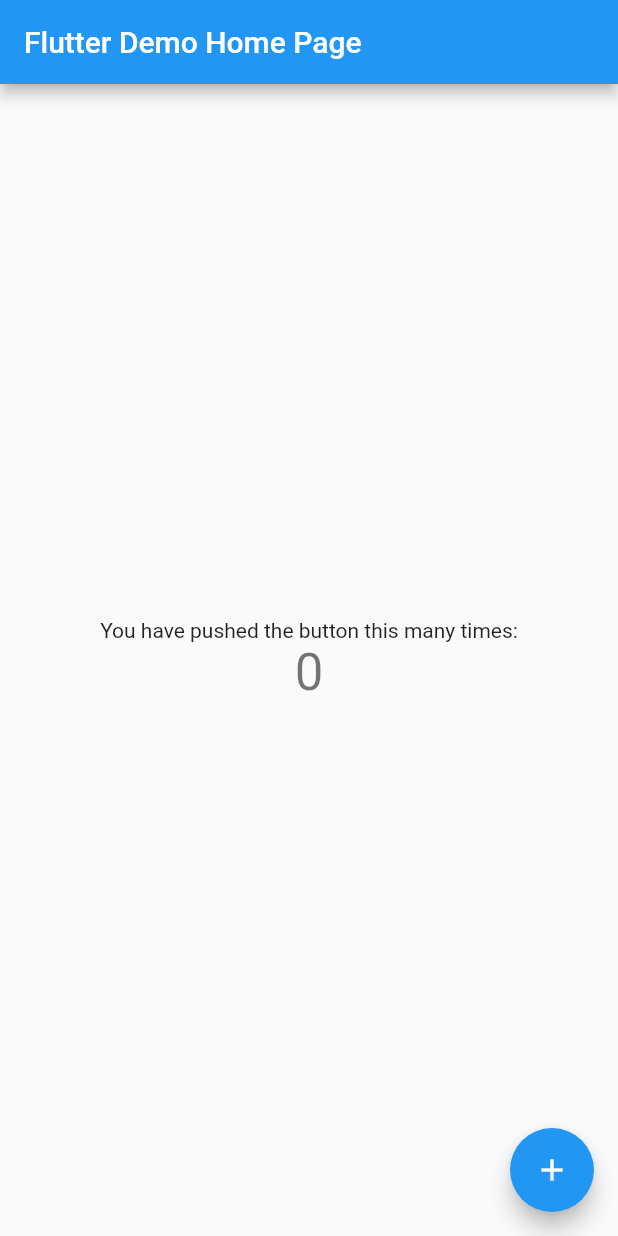
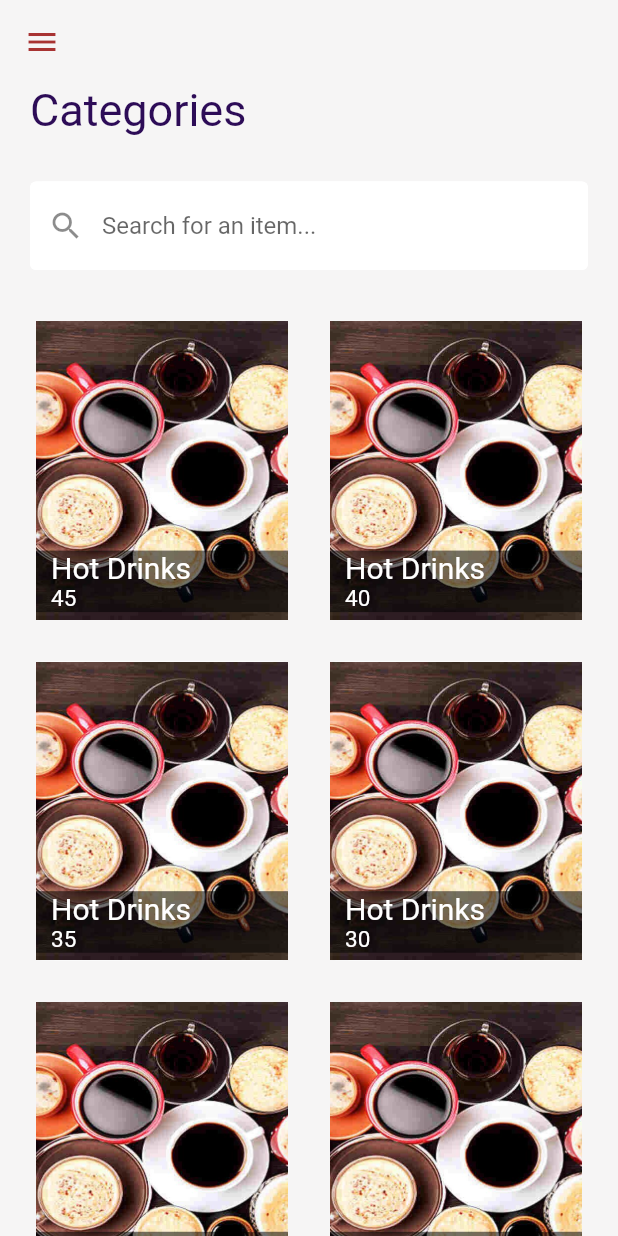
Before and after one commit to MK-Programer/miu_buffet, a Flutter app: the screen it shows after launch, on a phone screen of 412 x 824 dp. Run offline on Flutter 3.47's test engine with Material 2 defaults, Android fonts, the phone set to English and light mode, and no system bars.

Commit message:
home page added

```diff
--- a/lib/main.dart
+++ b/lib/main.dart
@@ -1,113 +1,22 @@
 import 'package:flutter/material.dart';
+import 'package:miu_food_court/screens/home.dart';
 
-void main() {
+main() {
   runApp(MyApp());
 }
 
 class MyApp extends StatelessWidget {
-  // This widget is the root of your application.
+  const MyApp({Key? key}) : super(key: key);
+
   @override
   Widget build(BuildContext context) {
     return MaterialApp(
-      title: 'Flutter Demo',
-      theme: ThemeData(
-        // This is the theme of your application.
-        //
-        // Try running your application with "flutter run". You'll see the
-        // application has a blue toolbar. Then, without quitting the app, try
-        // changing the primarySwatch below to Colors.green and then invoke
-        // "hot reload" (press "r" in the console where you ran "flutter run",
-        // or simply save your changes to "hot reload" in a Flutter IDE).
-        // Notice that the counter didn't reset back to zero; the application
-        // is not restarted.
-        primarySwatch: Colors.blue,
-      ),
-      home: MyHomePage(title: 'Flutter Demo Home Page'),
+      debugShowCheckedModeBanner: false,
+      title: 'MIU Food Court',
+      initialRoute: '/',
+      routes: {
+        '/': (context) => Home(),
+      },
     );
   }
 }
-
-class MyHomePage extends StatefulWidget {
-  MyHomePage({Key? key, required this.title}) : super(key: key);
-
-  // This widget is the home page of your application. It is stateful, meaning
-  // that it has a State object (defined below) that contains fields that affect
-  // how it looks.
-
-  // This class is the configuration for the state. It holds the values (in this
-  // case the title) provided by the parent (in this case the App widget) and
-  // used by the build method of the State. Fields in a Widget subclass are
-  // always marked "final".
-
-  final String title;
-
-  @override
-  _MyHomePageState createState() => _MyHomePageState();
-}
-
-class _MyHomePageState extends State<MyHomePage> {
-  int _counter = 0;
-
-  void _incrementCounter() {
-    setState(() {
-      // This call to setState tells the Flutter framework that something has
-      // changed in this State, which causes it to rerun the build method below
-      // so that the display can reflect the updated values. If we changed
-      // _counter without calling setState(), then the build method would not be
-      // called again, and so nothing would appear to happen.
-      _counter++;
-    });
-  }
-
-  @override
-  Widget build(BuildContext context) {
-    // This method is rerun every time setState is called, for instance as done
-    // by the _incrementCounter method above.
-    //
-    // The Flutter framework has been optimized to make rerunning build methods
-    // fast, so that you can just rebuild anything that needs updating rather
-    // than having to individually change instances of widgets.
-    return Scaffold(
-      appBar: AppBar(
-        // Here we take the value from the MyHomePage object that was created by
-        // the App.build method, and use it to set our appbar title.
-        title: Text(widget.title),
-      ),
-      body: Center(
-        // Center is a layout widget. It takes a single child and positions it
-        // in the middle of the parent.
-        child: Column(
-          // Column is also a layout widget. It takes a list of children and
-          // arranges them vertically. By default, it sizes itself to fit its
-          // children horizontally, and tries to be as tall as its parent.
-          //
-          // Invoke "debug painting" (press "p" in the console, choose the
-          // "Toggle Debug Paint" action from the Flutter Inspector in Android
-          // Studio, or the "Toggle Debug Paint" command in Visual Studio Code)
-          // to see the wireframe for each widget.
-          //
-          // Column has various properties to control how it sizes itself and
-          // how it positions its children. Here we use mainAxisAlignment to
-          // center the children vertically; the main axis here is the vertical
-          // axis because Columns are vertical (the cross axis would be
-          // horizontal).
-          mainAxisAlignment: MainAxisAlignment.center,
-          children: <Widget>[
-            Text(
-              'You have pushed the button this many times:',
-            ),
-            Text(
-              '$_counter',
-              style: Theme.of(context).textTheme.headline4,
-            ),
-          ],
-        ),
-      ),
-      floatingActionButton: FloatingActionButton(
-        onPressed: _incrementCounter,
-        tooltip: 'Increment',
-        child: Icon(Icons.add),
-      ), // This trailing comma makes auto-formatting nicer for build methods.
-    );
-  }
-}
--- /dev/null
+++ b/lib/screens/home.dart
@@ -0,0 +1,75 @@
+import 'package:flutter/material.dart';
+import 'package:miu_food_court/shared/widgets/card.dart';
+import 'package:miu_food_court/shared/widgets/search_bar.dart';
+import 'package:miu_food_court/shared/widgets/side_menu_bar.dart';
+
+class Home extends StatelessWidget {
+  const Home({Key? key}) : super(key: key);
+
+  @override
+  Widget build(BuildContext context) {
+    return Scaffold(
+      drawer: SideBar(),
+      appBar: AppBar(
+        backgroundColor: Colors.transparent, // make back ground transparent
+        elevation: 0.0, // used for shadow strength
+        //change the color of the drawer icon
+        iconTheme: IconThemeData(
+          color: Color(0xFFA83332),
+        ),
+      ),
+      extendBodyBehindAppBar:
+          true, // to make the background image or color extended to the appbar
+      body: Container(
+        decoration: BoxDecoration(
+          color: Color(0xFFF6F5F5),
+        ),
+        child: Stack(
+          children: [
+            SafeArea(
+              child: Padding(
+                padding: const EdgeInsets.symmetric(horizontal: 20.0),
+                child: Column(
+                  crossAxisAlignment: CrossAxisAlignment.start,
+                  children: [
+                    const Text(
+                      'Categories',
+                      style: TextStyle(
+                        fontSize: 30.0,
+                        color: Color(0XFF2D0C57),
+                      ),
+                    ),
+                    Container(
+                      margin: EdgeInsets.symmetric(vertical: 30.0),
+                      decoration: BoxDecoration(
+                        color: Colors.white,
+                        borderRadius: BorderRadius.circular(10.0),
+                      ),
+                      child: SearchBar(),
+                    ),
+                    Expanded(
+                      child: GridView.count(
+                        crossAxisCount: 2,
+                        childAspectRatio: .85,
+                        crossAxisSpacing: 20,
+                        mainAxisSpacing: 20,
+                        children: [
+                          CategoryCard('hot-drinks.jpg', 'Hot Drinks', 45),
+                          CategoryCard('hot-drinks.jpg', 'Hot Drinks', 40),
+                          CategoryCard('hot-drinks.jpg', 'Hot Drinks', 35),
+                          CategoryCard('hot-drinks.jpg', 'Hot Drinks', 30),
+                          CategoryCard('hot-drinks.jpg', 'Hot Drinks', 25),
+                          CategoryCard('hot-drinks.jpg', 'Hot Drinks', 20),
+                        ],
+                      ),
+                    ),
+                  ],
+                ),
+              ),
+            ),
+          ],
+        ),
+      ),
+    );
+  }
+}
--- /dev/null
+++ b/lib/shared/variables/constants.dart
@@ -0,0 +1,18 @@
+import 'package:flutter/material.dart';
+
+const textInputDecoration = InputDecoration(
+  fillColor: Colors.white,
+  filled: true,
+  enabledBorder: OutlineInputBorder(
+    borderSide: BorderSide(
+      color: Colors.white,
+      width: 2.0,
+    ),
+  ),
+  focusedBorder: OutlineInputBorder(
+    borderSide: BorderSide(
+      color: Colors.pink,
+      width: 2.0,
+    ),
+  ),
+);
--- /dev/null
+++ b/lib/shared/widgets/card.dart
@@ -0,0 +1,63 @@
+import 'package:flutter/material.dart';
+
+class CategoryCard extends StatelessWidget {
+  final String _image;
+  final String _name;
+  final int _quantity;
+
+  CategoryCard(this._image, this._name, this._quantity);
+
+  @override
+  Widget build(BuildContext context) {
+    return Card(
+      elevation: 0.0,
+      child: InkWell(
+        onTap: () {
+          print('pressed');
+        },
+        child: Container(
+            decoration: BoxDecoration(
+              color: Colors.white,
+              borderRadius: BorderRadius.circular(13),
+            ),
+            child: Stack(
+              children: [
+                Image.asset(
+                  'assets/pictures/${this._image}',
+                  width: double.infinity,
+                  height: 250,
+                  fit: BoxFit.cover,
+                ),
+                Positioned(
+                  bottom: 5,
+                  child: Container(
+                    padding: EdgeInsets.symmetric(horizontal: 10.0),
+                    width: 300,
+                    color: Colors.black54,
+                    child: Column(
+                      crossAxisAlignment: CrossAxisAlignment.start,
+                      children: [
+                        Text(
+                          '${this._name}',
+                          style: TextStyle(
+                            fontSize: 20.0,
+                            color: Colors.white,
+                          ),
+                        ),
+                        Text(
+                          '${this._quantity}',
+                          style: TextStyle(
+                            fontSize: 15.0,
+                            color: Colors.white,
+                          ),
+                        ),
+                      ],
+                    ),
+                  ),
+                )
+              ],
+            )),
+      ),
+    );
+  }
+}
--- /dev/null
+++ b/lib/shared/widgets/search_bar.dart
@@ -0,0 +1,17 @@
+import 'package:flutter/material.dart';
+import 'package:miu_food_court/shared/variables/constants.dart';
+
+class SearchBar extends StatelessWidget {
+  const SearchBar({Key? key}) : super(key: key);
+
+  @override
+  Widget build(BuildContext context) {
+    return TextField(
+      decoration: textInputDecoration.copyWith(
+          hintText: 'Search for an item...',
+          prefixIcon: Icon(
+            Icons.search,
+          )),
+    );
+  }
+}
```
Also changed, not shown: pubspec.yaml (+3 -5 lines), assets/pictures/background-app.jpg (added), assets/pictures/hot-drinks.jpg (added).
